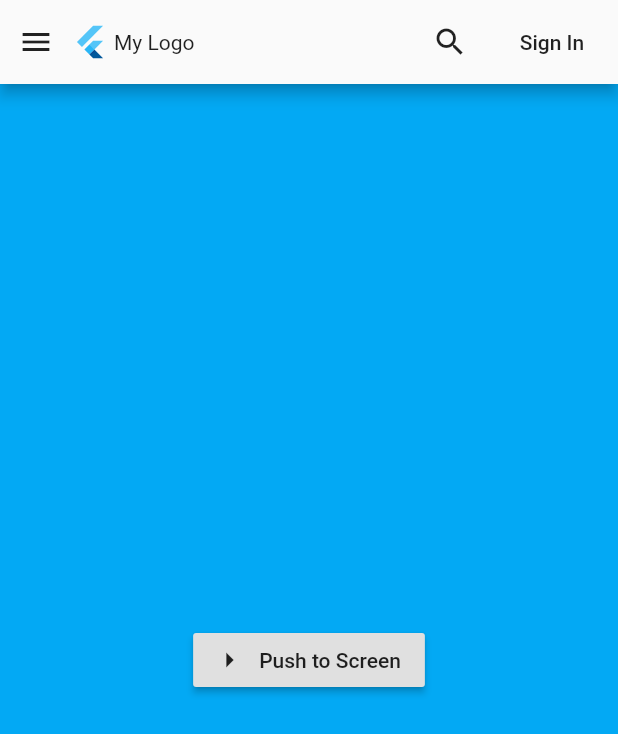
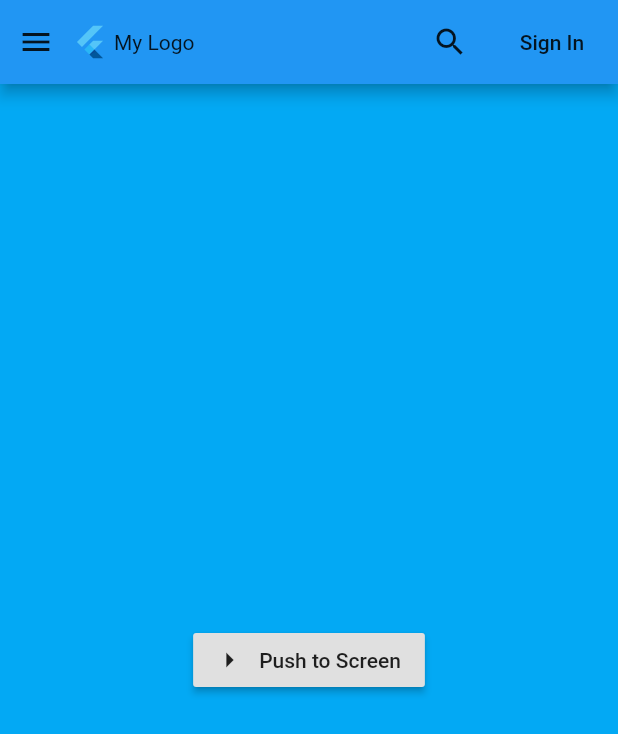
Before and after one commit to rodydavis/mobile_sidebar, a Flutter app: the screen it shows after launch, on a phone screen of 412 x 824 dp. Shown: the top 734 px of the screen. Run offline on Flutter 3.47's test engine with Material 2 defaults, Android fonts, the phone set to English and light mode, and no system bars; statements that could not run were skipped.

Commit message:
updating and fixing bugs

```diff
--- a/example/lib/main.dart
+++ b/example/lib/main.dart
@@ -28,8 +28,7 @@ class _HomeScreenState extends State<HomeScreen> {
   bool _loggedIn = false;
   @override
   Widget build(BuildContext context) {
-    return Scaffold(
-      body: MobileSidebar(
+    return MobileSidebar(
       currentIndex: index,
       onTabChanged: (val) {
         if (mounted)
@@ -136,7 +135,6 @@ class _HomeScreenState extends State<HomeScreen> {
           ),
         ),
       ],
-      ),
     );
   }
 }
--- a/lib/mobile_sidebar.dart
+++ b/lib/mobile_sidebar.dart
@@ -76,12 +76,18 @@ class MobileSidebar extends StatelessWidget {
           appBar: PreferredSize(
             preferredSize: Size.fromHeight(kToolbarHeight),
             child: Material(
-              elevation: Theme.of(context).appBarTheme?.elevation ?? 4.0,
+              color: theme.appBarTheme.color,
+              elevation: theme.appBarTheme?.elevation ?? 4.0,
               child: Row(
                 mainAxisAlignment: MainAxisAlignment.spaceBetween,
                 children: <Widget>[
                   if (isSearching) ...[
-                    _menuIconBuilder(context),
+                    if (_showDrawer) ...[
+                      _menuIconBuilder(context)
+                    ] else ...[
+                      Container(width: 8.0),
+                      titleBuilder(context)
+                    ],
                     Expanded(
                       child: _buildSearchBar(),
                     ),
@@ -320,6 +326,7 @@ class MobileSidebar extends StatelessWidget {
                   Expanded(
                     child: ListView.separated(
                       shrinkWrap: true,
+                      physics: NeverScrollableScrollPhysics(),
                       itemCount: _titles.length,
                       separatorBuilder: (context, index) {
                         return _divider;
--- a/pubspec.yaml
+++ b/pubspec.yaml
@@ -1,6 +1,6 @@
 name: mobile_sidebar
 description: A Responsive Sidebar for Flutter that follows Material Design
-version: 2.0.0
+version: 2.0.0+2
 author: Rody Davis Jr <rody.davis.jr@gmail.com>
 homepage: https://github.com/rodydavis/mobile_sidebar
 environment:
```
Also changed, not shown: example/pubspec.lock, 2 other files. Lines whose indentation alone changed are shown as unchanged.
